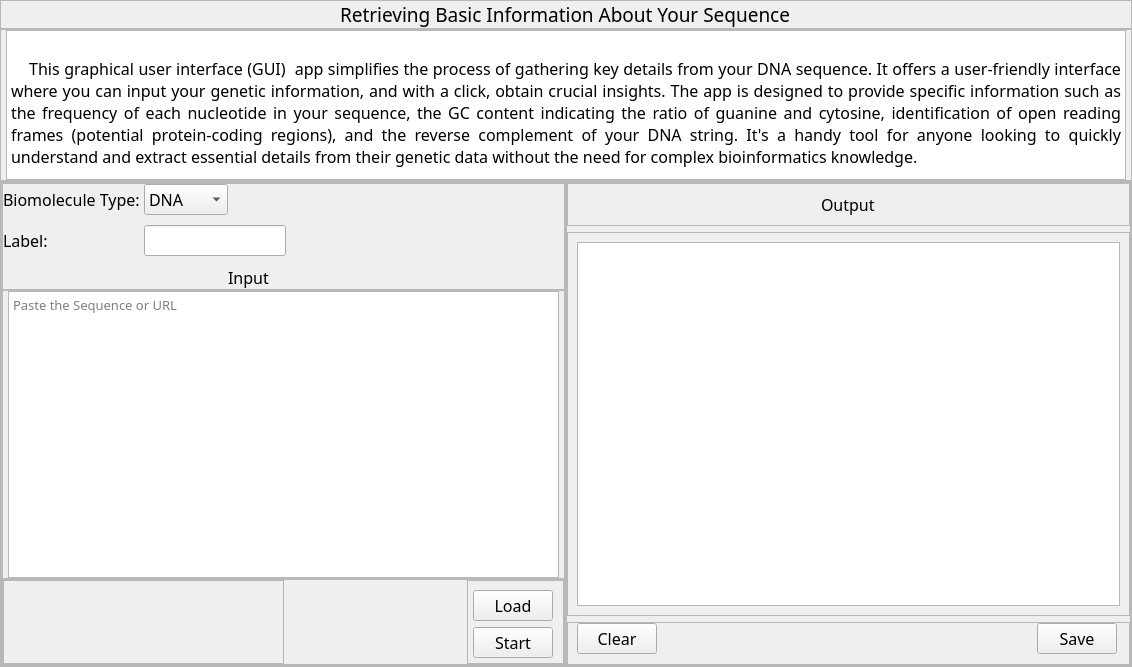
The window that ui/tabs/basic_info.ui (bryancastillo10/BioBytes-PairSync) describes before a commit, drawn with Qt 5.
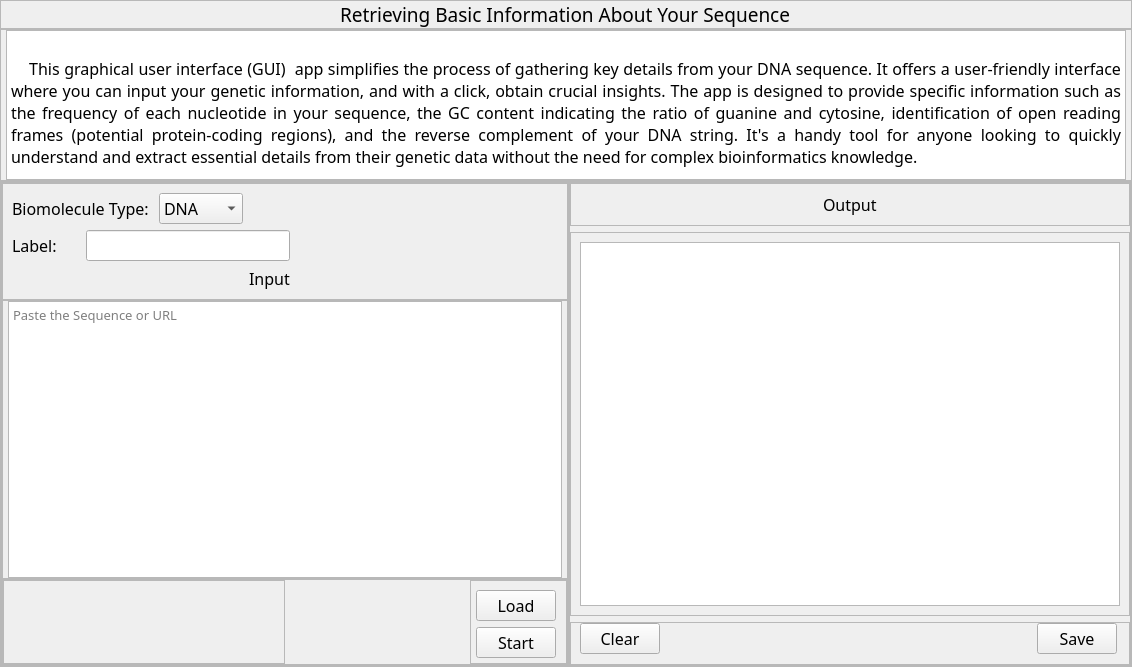
The same window after the commit. Icons and pictures are not drawn.

```diff
--- a/ui/tabs/basic_info.ui
+++ b/ui/tabs/basic_info.ui
@@ -206,32 +206,14 @@
             <enum>QFrame::Raised</enum>
            </property>
            <layout class="QGridLayout" name="gridLayout_3">
-            <property name="leftMargin">
-             <number>0</number>
-            </property>
-            <property name="topMargin">
-             <number>0</number>
-            </property>
-            <property name="rightMargin">
-             <number>0</number>
-            </property>
-            <property name="bottomMargin">
-             <number>0</number>
-            </property>
-            <property name="horizontalSpacing">
-             <number>0</number>
-            </property>
-            <property name="verticalSpacing">
-             <number>10</number>
-            </property>
-            <item row="0" column="0" alignment="Qt::AlignLeft">
+            <item row="0" column="0" colspan="2">
              <widget class="QLabel" name="label_2">
               <property name="text">
                <string>Biomolecule Type: </string>
               </property>
              </widget>
             </item>
-            <item row="0" column="1" alignment="Qt::AlignRight">
+            <item row="0" column="2">
              <widget class="QComboBox" name="comboBox">
               <property name="styleSheet">
                <string notr="true"/>
@@ -253,7 +235,7 @@
               </item>
              </widget>
             </item>
-            <item row="0" column="2" colspan="2">
+            <item row="0" column="3" colspan="2">
              <spacer name="horizontalSpacer_2">
               <property name="orientation">
                <enum>Qt::Horizontal</enum>
@@ -273,14 +255,14 @@
               </property>
              </widget>
             </item>
-            <item row="1" column="1" colspan="2" alignment="Qt::AlignRight">
+            <item row="1" column="1" colspan="3">
              <widget class="QLineEdit" name="lineEdit">
               <property name="text">
                <string/>
               </property>
              </widget>
             </item>
-            <item row="1" column="3">
+            <item row="1" column="4">
              <spacer name="horizontalSpacer_3">
               <property name="orientation">
                <enum>Qt::Horizontal</enum>
@@ -293,7 +275,7 @@
               </property>
              </spacer>
             </item>
-            <item row="2" column="2">
+            <item row="2" column="3">
              <widget class="QLabel" name="label_4">
               <property name="font">
                <font>
```
